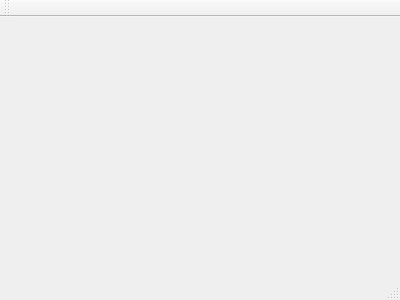
Qt form dashRewrite_v1/mainwindow.ui (VTBOLT/BoltDashboard) before a commit.
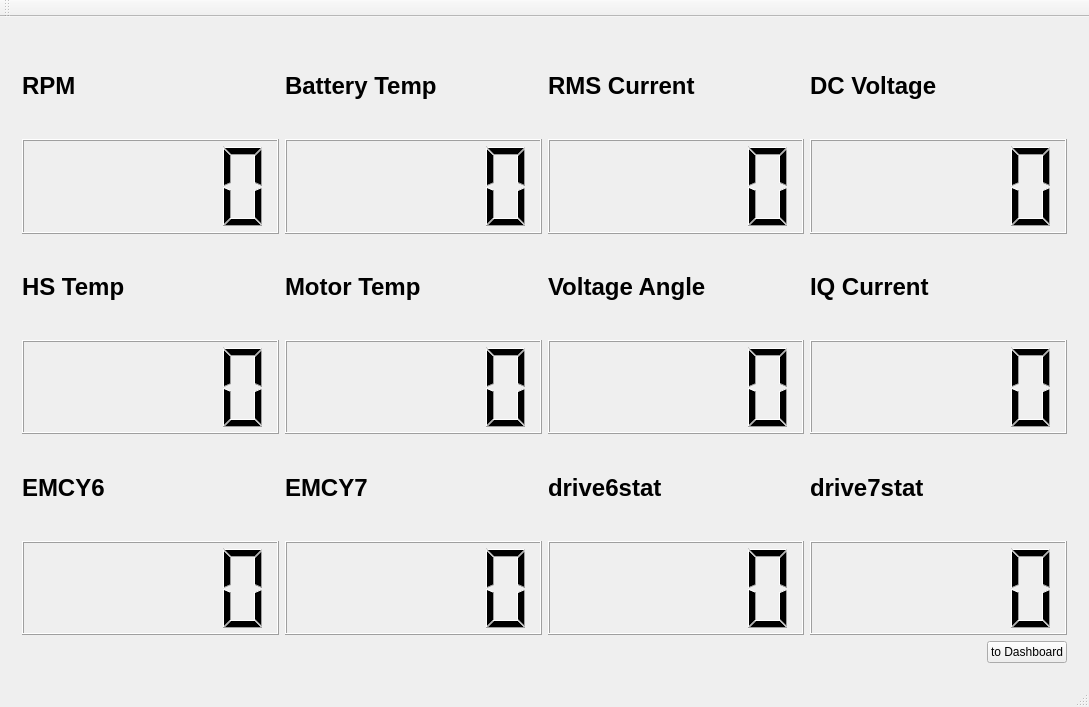
The same form after that commit. The open tabs and pages were chosen to show the change.

```diff
--- a/dashRewrite_v1/mainwindow.ui
+++ b/dashRewrite_v1/mainwindow.ui
@@ -1,24 +1,240 @@
 <ui version="4.0">
  <class>MainWindow</class>
- <widget class="QMainWindow" name="MainWindow" >
-  <property name="geometry" >
+ <widget class="QMainWindow" name="MainWindow">
+  <property name="geometry">
    <rect>
     <x>0</x>
     <y>0</y>
-    <width>400</width>
-    <height>300</height>
+    <width>1089</width>
+    <height>707</height>
    </rect>
   </property>
   <property name="windowTitle" >
    <string>MainWindow</string>
   </property>
-  <widget class="QMenuBar" name="menuBar" />
-  <widget class="QToolBar" name="mainToolBar" />
-  <widget class="QWidget" name="centralWidget" />
-  <widget class="QStatusBar" name="statusBar" />
+  <widget class="QWidget" name="centralWidget">
+   <layout class="QHBoxLayout" name="horizontalLayout_2">
+    <item>
+     <layout class="QVBoxLayout" name="mainVBoxLayout">
+      <item>
+       <widget class="QStackedWidget" name="views">
+        <widget class="QWidget" name="RaceView">
+         <layout class="QGridLayout" name="gridLayout_2">
+          <item row="1" column="0">
+           <layout class="QHBoxLayout" name="buttonLayout">
+            <item>
+             <spacer name="horizontalSpacer_2">
+              <property name="orientation">
+               <enum>Qt::Horizontal</enum>
+              </property>
+              <property name="sizeHint" stdset="0">
+               <size>
+                <width>40</width>
+                <height>20</height>
+               </size>
+              </property>
+             </spacer>
+            </item>
+            <item>
+             <widget class="QPushButton" name="toDebugButton">
+              <property name="text">
+               <string>to Debug Console</string>
+              </property>
+             </widget>
+            </item>
+           </layout>
+          </item>
+          <item row="0" column="0">
+           <widget class="QLabel" name="tempLabel">
+            <property name="text">
+             <string>Race View (Not Yet Implemented here)</string>
+            </property>
+           </widget>
+          </item>
+         </layout>
+        </widget>
+        <widget class="QWidget" name="DebugView">
+         <property name="styleSheet">
+          <string notr="true">QLabel {font : bold 24px}</string>
+         </property>
+         <layout class="QGridLayout" name="gridLayout_3">
+          <item row="0" column="0">
+           <layout class="QGridLayout" name="gridLayout">
+            <item row="3" column="2">
+             <widget class="QLCDNumber" name="angle_lcd"/>
+            </item>
+            <item row="0" column="2">
+             <widget class="QLabel" name="rms_lab">
+              <property name="text">
+               <string>RMS Current</string>
+              </property>
+             </widget>
+            </item>
+            <item row="5" column="3">
+             <widget class="QLCDNumber" name="drive7_lcd"/>
+            </item>
+            <item row="1" column="3">
+             <widget class="QLCDNumber" name="dc_lcd"/>
+            </item>
+            <item row="0" column="3">
+             <widget class="QLabel" name="dc_lab">
+              <property name="text">
+               <string>DC Voltage</string>
+              </property>
+             </widget>
+            </item>
+            <item row="0" column="0">
+             <widget class="QLabel" name="rpm_lab">
+              <property name="text">
+               <string>RPM</string>
+              </property>
+             </widget>
+            </item>
+            <item row="3" column="0">
+             <widget class="QLCDNumber" name="hs_lcd"/>
+            </item>
+            <item row="2" column="1">
+             <widget class="QLabel" name="motorTemp_lab">
+              <property name="text">
+               <string>Motor Temp</string>
+              </property>
+             </widget>
+            </item>
+            <item row="5" column="1">
+             <widget class="QLCDNumber" name="emcy7_lcd"/>
+            </item>
+            <item row="3" column="1">
+             <widget class="QLCDNumber" name="motorTemp_lcd"/>
+            </item>
+            <item row="1" column="0">
+             <widget class="QLCDNumber" name="rpm_lcd"/>
+            </item>
+            <item row="4" column="2">
+             <widget class="QLabel" name="drive6_lab">
+              <property name="text">
+               <string>drive6stat</string>
+              </property>
+             </widget>
+            </item>
+            <item row="2" column="3">
+             <widget class="QLabel" name="iq_lab">
+              <property name="text">
+               <string>IQ Current</string>
+              </property>
+             </widget>
+            </item>
+            <item row="1" column="1">
+             <widget class="QLCDNumber" name="battTemp_lcd"/>
+            </item>
+            <item row="4" column="0">
+             <widget class="QLabel" name="emcy6_lab">
+              <property name="text">
+               <string>EMCY6</string>
+              </property>
+             </widget>
+            </item>
+            <item row="2" column="2">
+             <widget class="QLabel" name="angle_lab">
+              <property name="text">
+               <string>Voltage Angle</string>
+              </property>
+             </widget>
+            </item>
+            <item row="4" column="3">
+             <widget class="QLabel" name="drive7_lab">
+              <property name="text">
+               <string>drive7stat</string>
+              </property>
+             </widget>
+            </item>
+            <item row="4" column="1">
+             <widget class="QLabel" name="emcy7_lab">
+              <property name="text">
+               <string>EMCY7</string>
+              </property>
+             </widget>
+            </item>
+            <item row="0" column="1">
+             <widget class="QLabel" name="batt_lab">
+              <property name="text">
+               <string>Battery Temp</string>
+              </property>
+             </widget>
+            </item>
+            <item row="5" column="0">
+             <widget class="QLCDNumber" name="emcy6_lcd"/>
+            </item>
+            <item row="3" column="3">
+             <widget class="QLCDNumber" name="iq_lcd"/>
+            </item>
+            <item row="1" column="2">
+             <widget class="QLCDNumber" name="rms_lcd"/>
+            </item>
+            <item row="2" column="0">
+             <widget class="QLabel" name="hs_lab">
+              <property name="text">
+               <string>HS Temp</string>
+              </property>
+             </widget>
+            </item>
+            <item row="5" column="2">
+             <widget class="QLCDNumber" name="drive6_lcd"/>
+            </item>
+           </layout>
+          </item>
+          <item row="1" column="0">
+           <layout class="QHBoxLayout" name="buttonLayout2">
+            <item>
+             <spacer name="horizontalSpacer">
+              <property name="orientation">
+               <enum>Qt::Horizontal</enum>
+              </property>
+              <property name="sizeHint" stdset="0">
+               <size>
+                <width>40</width>
+                <height>20</height>
+               </size>
+              </property>
+             </spacer>
+            </item>
+            <item>
+             <widget class="QPushButton" name="toRaceButton">
+              <property name="text">
+               <string>to Dashboard</string>
+              </property>
+             </widget>
+            </item>
+           </layout>
+          </item>
+         </layout>
+        </widget>
+       </widget>
+      </item>
+     </layout>
+    </item>
+   </layout>
+  </widget>
+  <widget class="QMenuBar" name="menuBar">
+   <property name="geometry">
+    <rect>
+     <x>0</x>
+     <y>0</y>
+     <width>1089</width>
+     <height>22</height>
+    </rect>
+   </property>
+  </widget>
+  <widget class="QToolBar" name="mainToolBar">
+   <attribute name="toolBarArea">
+    <enum>TopToolBarArea</enum>
+   </attribute>
+   <attribute name="toolBarBreak">
+    <bool>false</bool>
+   </attribute>
+  </widget>
+  <widget class="QStatusBar" name="statusBar"/>
  </widget>
- <layoutDefault spacing="6" margin="11" />
- <pixmapfunction></pixmapfunction>
+ <layoutdefault spacing="6" margin="11"/>
  <resources/>
  <connections/>
 </ui>
```
Left out of the diff: 3 changed lines with no effect on the pictures.
